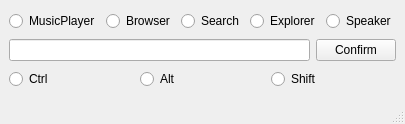
darkling39/TrayMacros, file TrayMacros/traymacros.ui: the form before one commit.
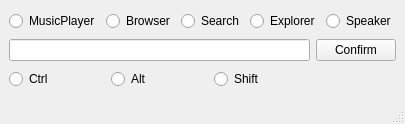
The form after the commit.

Commit message: TrayMacros feature: now all hotkeys are changeable

Patch:
```diff
--- a/TrayMacros/traymacros.ui
+++ b/TrayMacros/traymacros.ui
@@ -79,7 +79,7 @@
       </property>
      </widget>
     </item>
-    <item row="2" column="0" colspan="2">
+    <item row="2" column="0">
      <layout class="QHBoxLayout" name="horizontalLayout_2">
       <item>
        <widget class="QRadioButton" name="rb_ctrl">
```
The commit also changes 2 other files.
